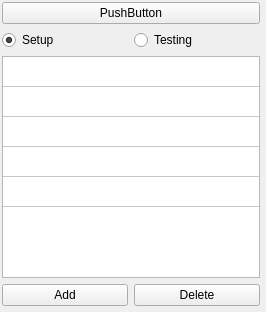
Qt form optFlow/ui/controlUI.ui (McMasterRS/pyTrack) before a commit.
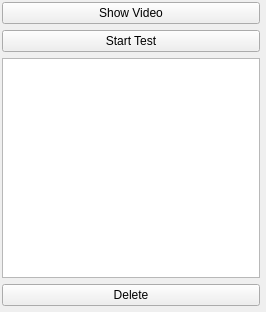
The same form after that commit.

Commit message: Adding interactivity to opt flow UI

What changed in the file:
```diff
--- a/optFlow/ui/controlUI.ui
+++ b/optFlow/ui/controlUI.ui
@@ -37,28 +37,18 @@
       <number>2</number>
      </property>
      <item>
-      <widget class="QPushButton" name="btStart">
+      <widget class="QPushButton" name="btShow">
        <property name="text">
-        <string>PushButton</string>
+        <string>Show Video</string>
        </property>
       </widget>
      </item>
      <item>
       <layout class="QHBoxLayout" name="horizontalLayout">
        <item>
-        <widget class="QRadioButton" name="rbSetup">
+        <widget class="QPushButton" name="btStart">
          <property name="text">
-          <string>Setup</string>
-         </property>
-         <property name="checked">
-          <bool>true</bool>
-         </property>
-        </widget>
-       </item>
-       <item>
-        <widget class="QRadioButton" name="radioButton_2">
-         <property name="text">
-          <string>Testing</string>
+          <string>Start Test</string>
          </property>
         </widget>
        </item>
@@ -72,7 +62,7 @@
        <item>
         <widget class="QTableWidget" name="tableWidget">
          <property name="rowCount">
-          <number>5</number>
+          <number>0</number>
          </property>
          <property name="columnCount">
           <number>1</number>
@@ -98,23 +88,11 @@
          <attribute name="verticalHeaderHighlightSections">
           <bool>false</bool>
          </attribute>
-         <row/>
-         <row/>
-         <row/>
-         <row/>
-         <row/>
          <column/>
         </widget>
        </item>
        <item>
         <layout class="QHBoxLayout" name="horizontalLayout_5">
-         <item>
-          <widget class="QPushButton" name="btAdd">
-           <property name="text">
-            <string>Add</string>
-           </property>
-          </widget>
-         </item>
          <item>
           <widget class="QPushButton" name="btDelete">
            <property name="text">
```
Left out of the diff: 8 changed lines with no effect on the pictures. The commit also changes 6 other files.
